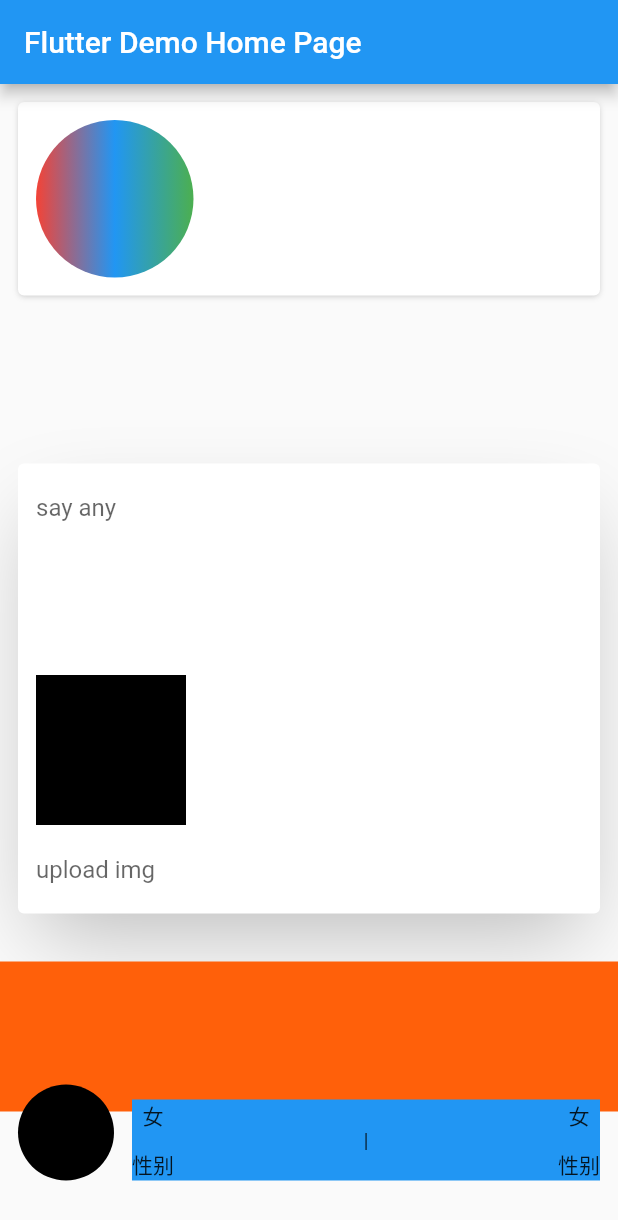
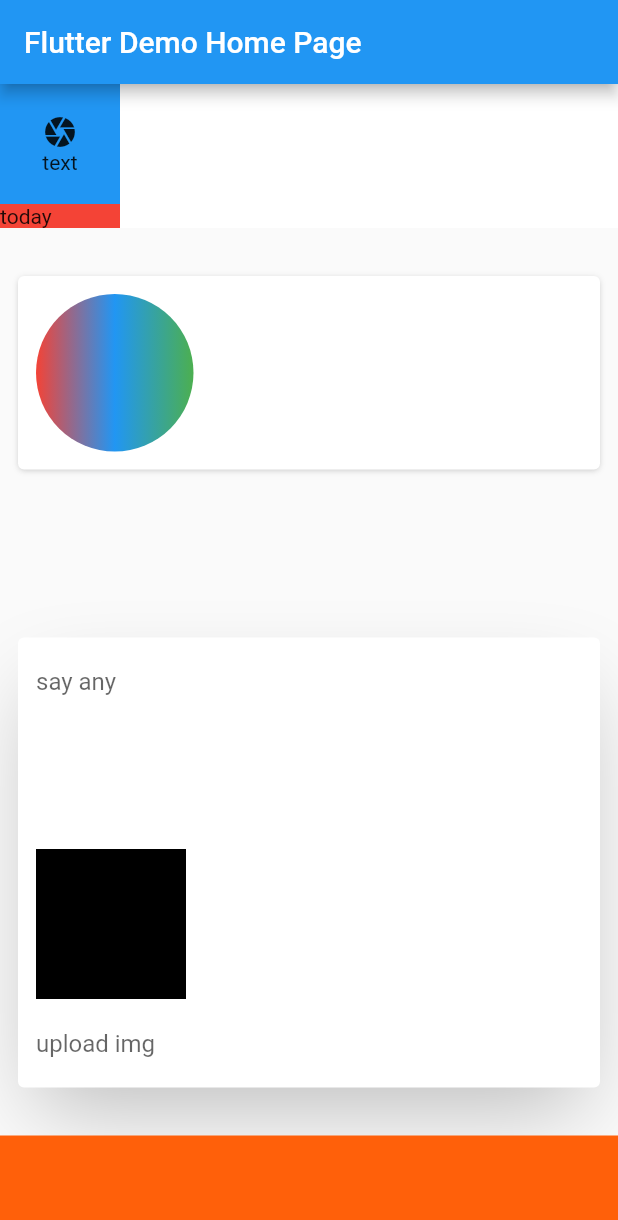
Before and after one commit to Not996NotOT/tailwindcss_build, a Flutter app: the screen it shows after launch, on a phone screen of 412 x 824 dp. Shown: the top 1220 px of the screen. Run offline on Flutter 3.47's test engine with Material 2 defaults, Android fonts, the phone set to English and light mode, and no system bars.

```diff
--- a/example/lib/main.dart
+++ b/example/lib/main.dart
@@ -82,6 +82,15 @@ class _MyHomePageState extends State<MyHomePage> {
         ),
         body: ListView(
           children: [
+            Div([
+              Div([
+                Div([
+                  Icon(Icons.camera),
+                  Span("text").build(),
+                ]).h(80).w(80).flex().flexCol().justifyCenter().itemsCenter().bg(Colors.blue).build(),
+                Span("today").build()
+              ]).flex().flexCol().bg(Colors.red).build()
+            ]).mb(20).bg(Colors.white).build(),
             Div([
               Img("")
                   .h(100)
--- a/lib/tailwindcss_build.dart
+++ b/lib/tailwindcss_build.dart
@@ -562,7 +562,7 @@ class Div
     var _container = Container(
         alignment: isTextField || isCenter == true
             ? Alignment.center
-            : Alignment.topLeft,
+            : isFlex ==true ? null : Alignment.topLeft,
         height: _height,
         width: _width,
         constraints: _boxConstraints,
--- a/pubspec.yaml
+++ b/pubspec.yaml
@@ -1,6 +1,6 @@
 name: tailwindcss_build
 description: Plugins developed based on tailwind css
-version: 0.0.8
+version: 0.0.9
 homepage: https://github.com/Not996NotOT/tailwindcss_build
 
 environment:
```
Also changed, not shown: example/pubspec.lock, 5 other files.
